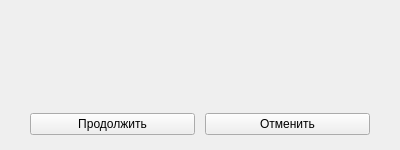
First picture: the form in core/ui/layout/raw/confirming_popup_widget.ui, repository akato-the-dragon/Obscura, before the edit.
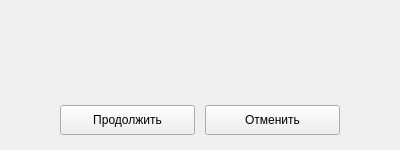
Second picture: the form after the edit. Custom widgets are drawn as their Qt base class.

What changed in the file:
```diff
--- a/core/ui/layout/raw/confirming_popup_widget.ui
+++ b/core/ui/layout/raw/confirming_popup_widget.ui
@@ -62,20 +62,32 @@
       <number>10</number>
      </property>
      <property name="leftMargin">
-      <number>15</number>
+      <number>45</number>
      </property>
      <property name="rightMargin">
-      <number>15</number>
+      <number>45</number>
      </property>
      <item>
-      <widget class="QPushButton" name="continue_button">
+      <widget class="FadingButton" name="continue_button">
+       <property name="minimumSize">
+        <size>
+         <width>0</width>
+         <height>30</height>
+        </size>
+       </property>
        <property name="text">
         <string>Продолжить</string>
        </property>
       </widget>
      </item>
      <item>
-      <widget class="QPushButton" name="cancel_button">
+      <widget class="FadingButton" name="cancel_button">
+       <property name="minimumSize">
+        <size>
+         <width>0</width>
+         <height>30</height>
+        </size>
+       </property>
        <property name="text">
         <string>Отменить</string>
        </property>
@@ -85,6 +97,13 @@
    </item>
   </layout>
  </widget>
+ <customwidgets>
+  <customwidget>
+   <class>FadingButton</class>
+   <extends>QPushButton</extends>
+   <header>core.ui.element.button</header>
+  </customwidget>
+ </customwidgets>
  <resources/>
  <connections/>
 </ui>
```
